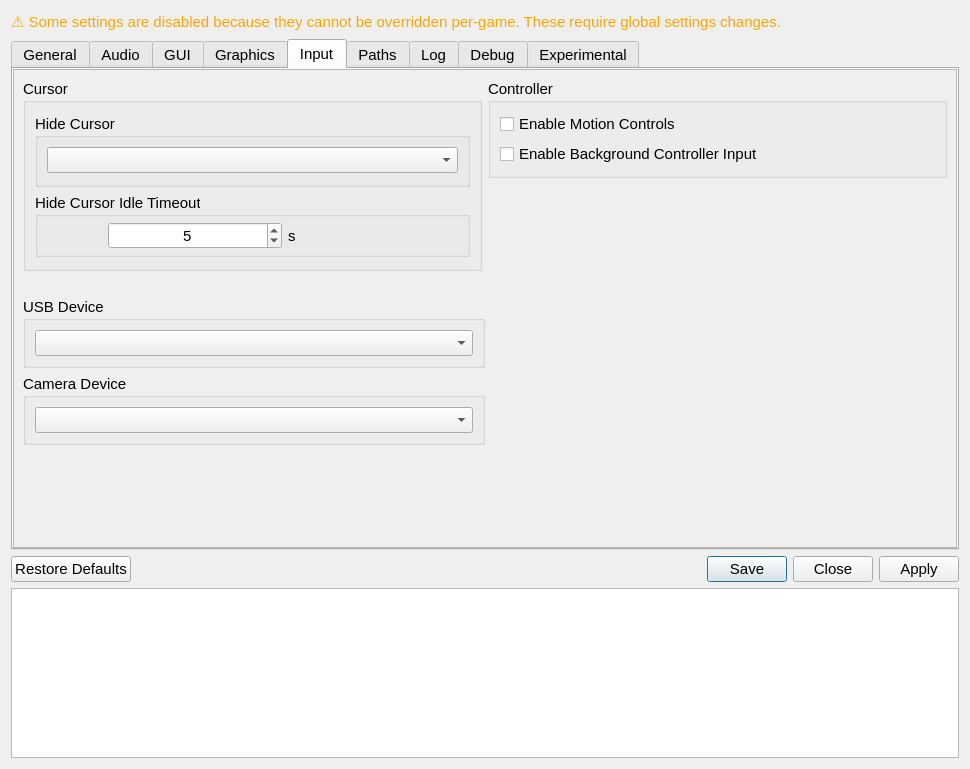
Before: the Qt Designer form src/qt_ui/settings_dialog.ui in shadLaunchers/shadLauncher4, drawn with Qt 5.
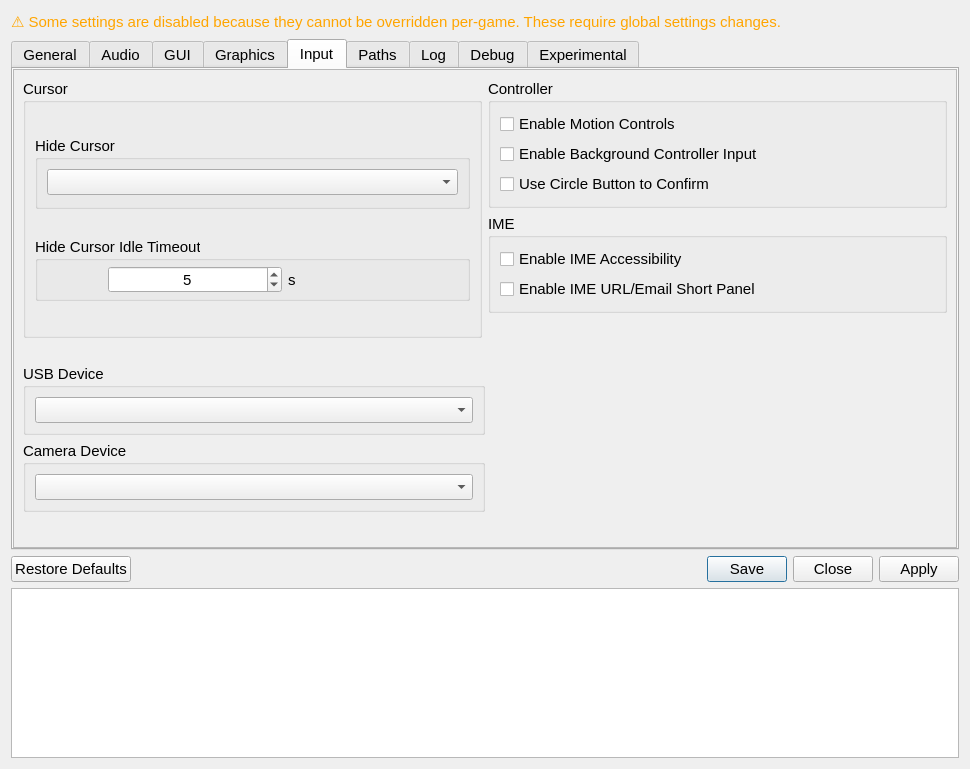
After: the same form once the commit is applied. The open tabs and pages were chosen to show the change. Icons and pictures are not drawn.

Commit message: added some more missed settings from configure

```diff
--- a/src/qt_ui/settings_dialog.ui
+++ b/src/qt_ui/settings_dialog.ui
@@ -1613,6 +1613,36 @@
                    </property>
                   </widget>
                  </item>
+                 <item>
+                  <widget class="QCheckBox" name="circleEnterCheckBox">
+                   <property name="text">
+                    <string>Use Circle Button to Confirm</string>
+                   </property>
+                  </widget>
+                 </item>
+                </layout>
+               </widget>
+              </item>
+              <item>
+               <widget class="QGroupBox" name="imeGroupBox">
+                <property name="title">
+                 <string>IME</string>
+                </property>
+                <layout class="QVBoxLayout" name="imeLayout">
+                 <item>
+                  <widget class="QCheckBox" name="imeAccessibilityCheckBox">
+                   <property name="text">
+                    <string>Enable IME Accessibility</string>
+                   </property>
+                  </widget>
+                 </item>
+                 <item>
+                  <widget class="QCheckBox" name="imeUrlMailShortPanelCheckBox">
+                   <property name="text">
+                    <string>Enable IME URL/Email Short Panel</string>
+                   </property>
+                  </widget>
+                 </item>
                 </layout>
                </widget>
               </item>
```
The commit also changes 1 other file.
